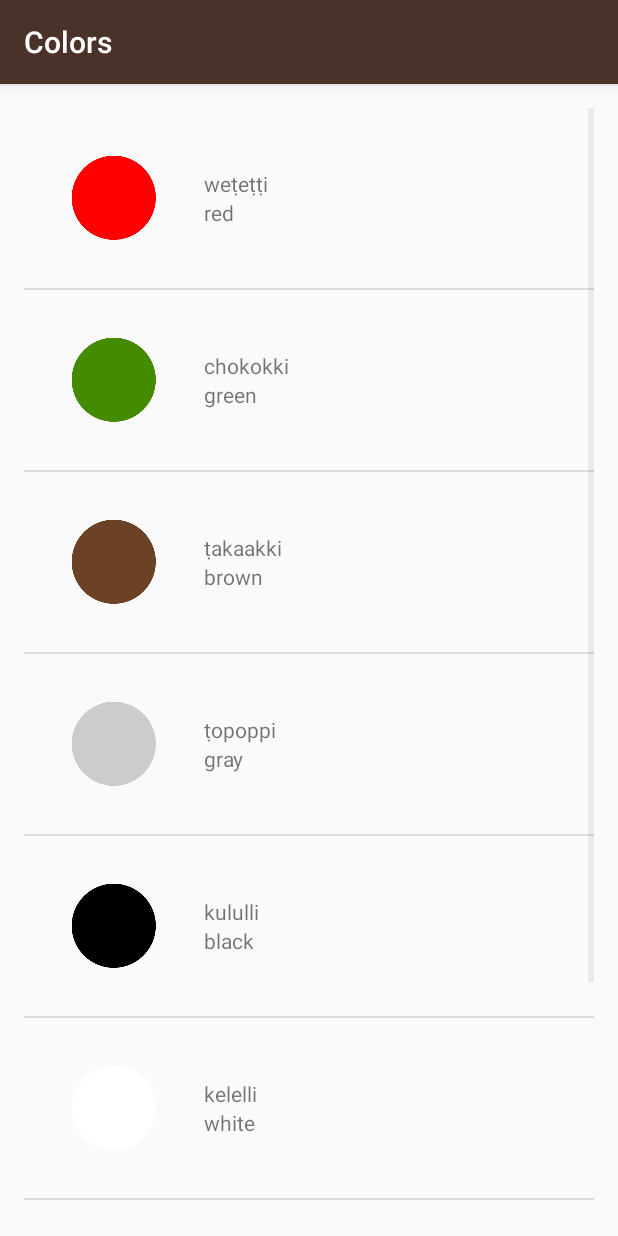
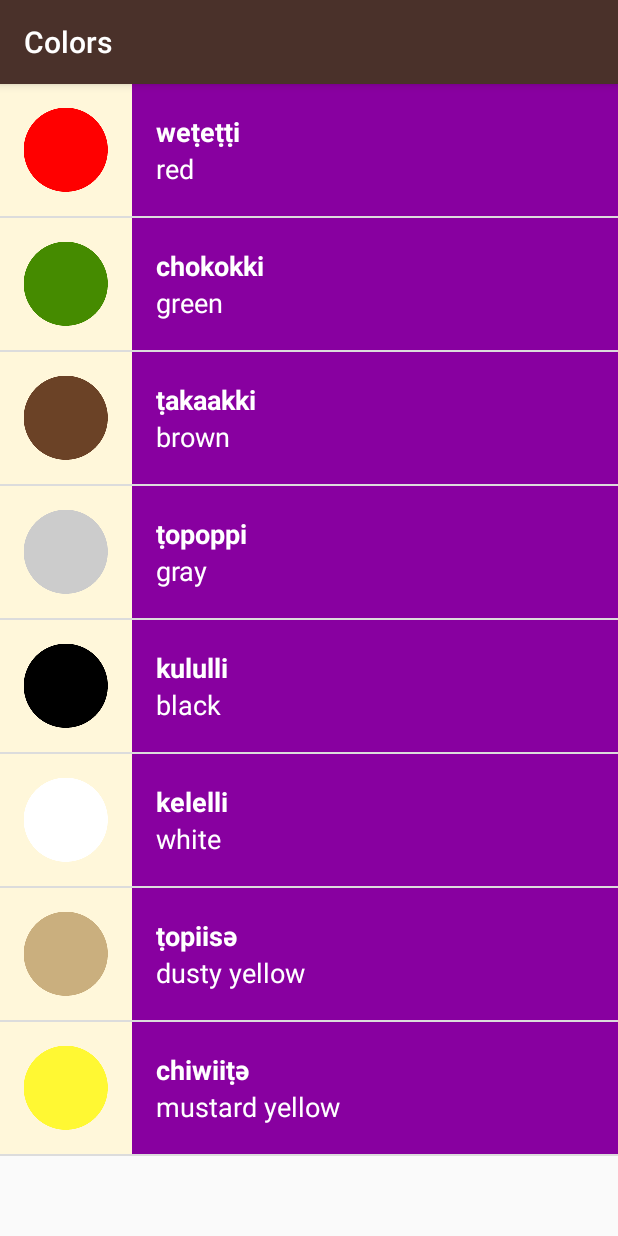
Before and after one commit to mikkamax/mewok, an Android app: the ColorsActivity screen opened directly, with no data from a screen before it, on a phone screen of 412 x 824 dp. Run offline under Robolectric (Android 15) with nearby library versions, the phone set to English and light mode, and no system bars.

Commit message:
Style: polishing the app

```diff
--- a/app/src/main/java/com/mike/miwok/ColorsActivity.java
+++ b/app/src/main/java/com/mike/miwok/ColorsActivity.java
@@ -25,7 +25,7 @@ public class ColorsActivity extends AppCompatActivity {
                 new Word("dusty yellow", "ṭopiisә", R.drawable.color_dusty_yellow),
                 new Word("mustard yellow", "chiwiiṭә", R.drawable.color_mustard_yellow)));
 
-        WordAdapter wordAdapter = new WordAdapter(this, colors);
+        WordAdapter wordAdapter = new WordAdapter(this, colors, R.color.category_colors);
 
         ListView listView = findViewById(R.id.wordsList);
         listView.setAdapter(wordAdapter);
--- a/app/src/main/java/com/mike/miwok/FamilyActivity.java
+++ b/app/src/main/java/com/mike/miwok/FamilyActivity.java
@@ -26,7 +26,7 @@ public class FamilyActivity extends AppCompatActivity {
                 new Word("grandmother", "ama", R.drawable.family_grandmother),
                 new Word("grandfather", "paapa", R.drawable.family_grandfather)));
 
-        WordAdapter wordAdapter = new WordAdapter(this, family);
+        WordAdapter wordAdapter = new WordAdapter(this, family, R.color.category_family);
 
         ListView listView = findViewById(R.id.wordsList);
         listView.setAdapter(wordAdapter);
--- a/app/src/main/java/com/mike/miwok/NumbersActivity.java
+++ b/app/src/main/java/com/mike/miwok/NumbersActivity.java
@@ -27,9 +27,10 @@ public class NumbersActivity extends AppCompatActivity {
                 new Word("nine", "wo’e", R.drawable.number_nine),
                 new Word("ten", "na’aacha", R.drawable.number_ten)));
 
-        WordAdapter wordAdapter = new WordAdapter(this, numbers);
+        WordAdapter wordAdapter = new WordAdapter(this, numbers, R.color.category_numbers);
 
         ListView listView = findViewById(R.id.wordsList);
         listView.setAdapter(wordAdapter);
+//        listView.findViewById(R.id.text_container).setBackgroundColor(getResources().getColor(R.color.category_numbers));
     }
 }
--- a/app/src/main/java/com/mike/miwok/PhrasesActivity.java
+++ b/app/src/main/java/com/mike/miwok/PhrasesActivity.java
@@ -26,7 +26,7 @@ public class PhrasesActivity extends AppCompatActivity {
                 new Word("Let’s go.", "yoowutis"),
                 new Word("Come here.", "әnni'nem")));
 
-        WordAdapter wordAdapter = new WordAdapter(this, phrases);
+        WordAdapter wordAdapter = new WordAdapter(this, phrases, R.color.category_phrases);
 
         ListView listView = findViewById(R.id.wordsList);
         listView.setAdapter(wordAdapter);
--- a/app/src/main/java/com/mike/miwok/WordAdapter.java
+++ b/app/src/main/java/com/mike/miwok/WordAdapter.java
@@ -11,9 +11,11 @@ import android.widget.TextView;
 import java.util.ArrayList;
 
 public class WordAdapter extends ArrayAdapter<Word> {
+    private int mColorResourceId;
 
-    public WordAdapter(Context context, ArrayList<Word> words) {
+    public WordAdapter(Context context, ArrayList<Word> words, int colorResourceId) {
         super(context, 0, words);
+        mColorResourceId = colorResourceId;
     }
 
     @Override
@@ -23,14 +25,18 @@ public class WordAdapter extends ArrayAdapter<Word> {
             listItemView = LayoutInflater.from(getContext()).inflate(R.layout.item_layout, parent, false);
         }
 
+        View textContainer = listItemView.findViewById(R.id.text_container);
+        textContainer.setBackgroundColor(getContext().getResources().getColor(mColorResourceId));
+
         Word currentWord = getItem(position);
+
         TextView miwok = listItemView.findViewById(R.id.item_miwok);
+        miwok.setText(currentWord.getMiwokWord());
+
         TextView english = listItemView.findViewById(R.id.item_english);
-        ImageView image = listItemView.findViewById(R.id.item_image);
-
-        miwok.setText(currentWord.getMiwokWord());
         english.setText(currentWord.getEnglishWord());
 
+        ImageView image = listItemView.findViewById(R.id.item_image);
         if (currentWord.hasImage()) {
             image.setImageResource(currentWord.getImageId());
             image.setVisibility(View.VISIBLE);
--- a/app/src/main/res/layout/item_layout.xml
+++ b/app/src/main/res/layout/item_layout.xml
@@ -4,34 +4,33 @@
     android:id="@+id/root_item_view"
     android:layout_width="match_parent"
     android:layout_height="wrap_content"
-    android:orientation="horizontal"
-    android:padding="@dimen/activity_padding">
+    android:background="@color/tan_background"
+    android:minHeight="@dimen/list_item_height"
+    android:orientation="horizontal">
 
     <ImageView
         android:id="@+id/item_image"
-        android:layout_width="wrap_content"
-        android:layout_height="wrap_content"
-        android:layout_gravity="center_vertical"
-        />
+        android:layout_width="@dimen/image_width"
+        android:layout_height="@dimen/image_height"
+        android:layout_gravity="center_vertical|center_horizontal" />
 
     <LinearLayout
+        android:id="@+id/text_container"
         android:layout_width="match_parent"
-        android:layout_height="wrap_content"
+        android:layout_height="match_parent"
         android:orientation="vertical"
-        android:layout_gravity="center_vertical"
         android:paddingLeft="@dimen/activity_padding">
 
         <TextView
             android:id="@+id/item_miwok"
-            android:layout_width="match_parent"
-            android:layout_height="wrap_content"
-            tools:text="lutti" />
+            style="@style/WordsStyle"
+            android:gravity="bottom"
+            android:textStyle="bold" />
 
         <TextView
             android:id="@+id/item_english"
-            android:layout_width="match_parent"
-            android:layout_height="wrap_content"
-            tools:text="one" />
+            style="@style/WordsStyle"
+            android:gravity="top" />
 
     </LinearLayout>
 
--- a/app/src/main/res/layout/words_list.xml
+++ b/app/src/main/res/layout/words_list.xml
@@ -3,7 +3,4 @@
     android:orientation="vertical"
     android:layout_width="match_parent"
     android:layout_height="match_parent"
-    android:paddingBottom="@dimen/activity_vertical_margin"
-    android:paddingLeft="@dimen/activity_horizontal_margin"
-    android:paddingRight="@dimen/activity_horizontal_margin"
-    android:paddingTop="@dimen/activity_vertical_margin" />
+    />
--- a/app/src/main/res/values/dimens.xml
+++ b/app/src/main/res/values/dimens.xml
@@ -15,8 +15,8 @@
 <resources>
     <!-- Height of each list item -->
     <dimen name="list_item_height">88dp</dimen>
+    <dimen name="image_width">88dp</dimen>
+    <dimen name="image_height">88dp</dimen>
     <!-- Default screen margins, per the Android Design guidelines. -->
-    <dimen name="activity_horizontal_margin">16dp</dimen>
-    <dimen name="activity_vertical_margin">16dp</dimen>
     <dimen name="activity_padding">16dp</dimen>
 </resources>
--- a/app/src/main/res/values/styles.xml
+++ b/app/src/main/res/values/styles.xml
@@ -25,9 +25,17 @@
         <item name="android:layout_width">match_parent</item>
         <item name="android:layout_height">@dimen/list_item_height</item>
         <item name="android:gravity">center_vertical</item>
-        <item name="android:padding">16dp</item>
+        <item name="android:padding">@dimen/activity_padding</item>
         <item name="android:textColor">@android:color/white</item>
         <item name="android:textStyle">bold</item>
         <item name="android:textAppearance">?android:textAppearanceMedium</item>
     </style>
+
+    <style name="WordsStyle">
+        <item name="android:layout_width">match_parent</item>
+        <item name="android:layout_height">0dp</item>
+        <item name="android:textColor">@android:color/white</item>
+        <item name="android:layout_weight">1</item>
+        <item name="android:textAppearance">?android:textAppearanceMedium</item>
+    </style>
 </resources>
```
Also changed, not shown: app/src/main/res/values-w820dp/dimens.xml (deleted, +0 -20 lines).
